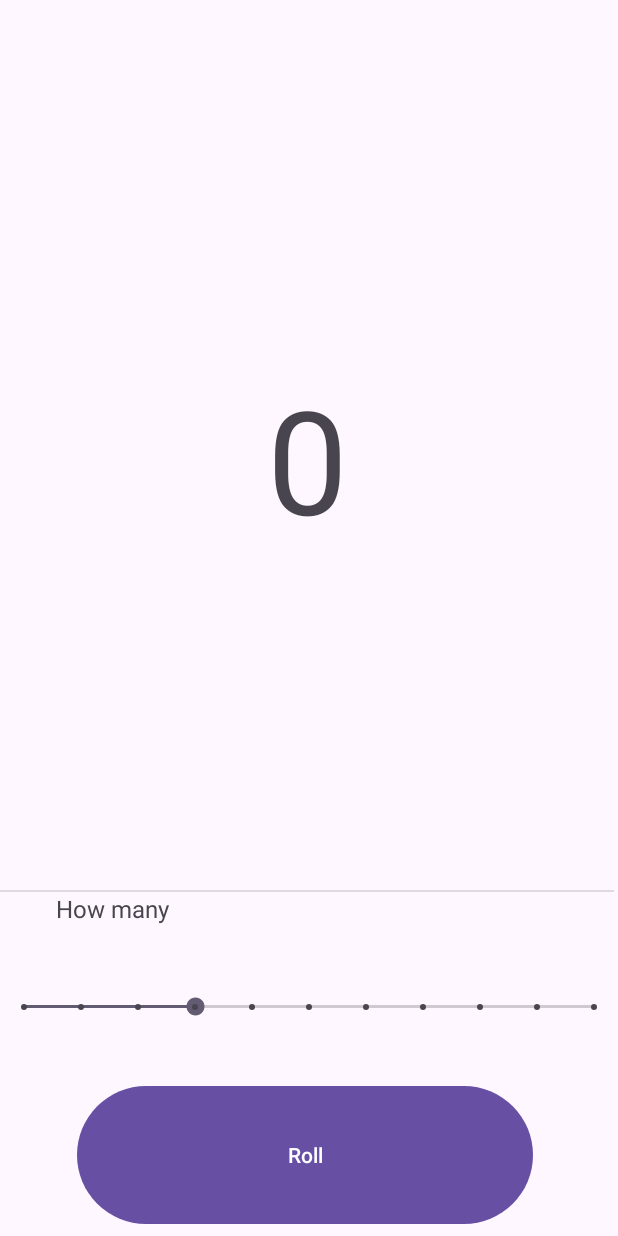
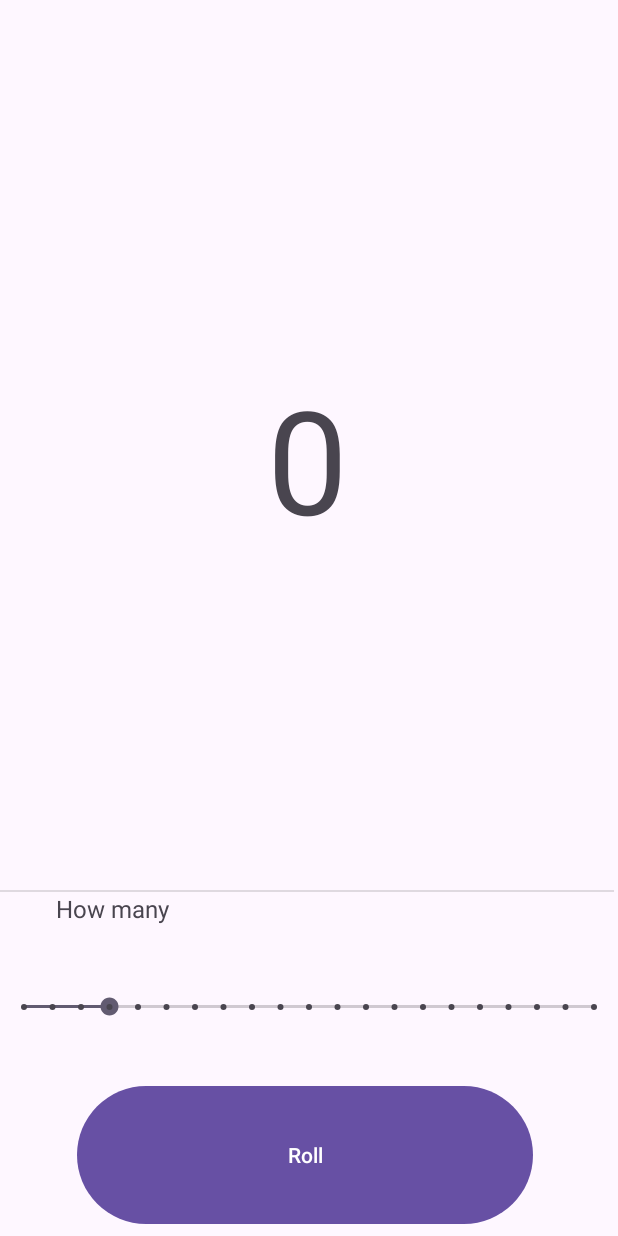
Before and after one commit to knifofia/android_app, an Android app: the screen it shows after launch (MainActivity), on a phone screen of 412 x 824 dp. Run offline under Robolectric (Android 15) with nearby library versions, the phone set to English and light mode, and no system bars.

Commit message:
change seekbar max to 20

```diff
--- a/app/src/main/res/layout/activity_main.xml
+++ b/app/src/main/res/layout/activity_main.xml
@@ -23,7 +23,7 @@
         style="@style/Widget.AppCompat.SeekBar.Discrete"
         android:layout_width="0dp"
         android:layout_height="97dp"
-        android:max="10"
+        android:max="20"
         android:progress="3"
         app:layout_constraintBottom_toTopOf="@+id/rollButton"
         app:layout_constraintEnd_toEndOf="parent"
```
